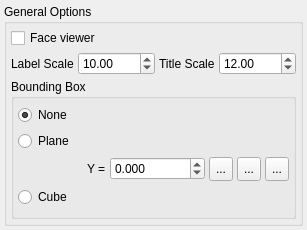
This is src/gui/view.ui in trisyoungs/uchroma as Qt 5 draws it before an edit. The edited form follows.
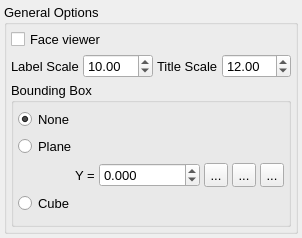
This is the edited form. Icons and pictures are not drawn.

Commit message: Set correct general font size for several subwindows, and renamed some Close buttons to Cancel. Partial addition of ReferenceSetupDialog.

Patch:
```diff
--- a/src/gui/view.ui
+++ b/src/gui/view.ui
@@ -6,8 +6,8 @@
    <rect>
     <x>0</x>
     <y>0</y>
-    <width>307</width>
-    <height>230</height>
+    <width>302</width>
+    <height>238</height>
    </rect>
   </property>
   <property name="sizePolicy">
@@ -16,6 +16,11 @@
     <verstretch>0</verstretch>
    </sizepolicy>
   </property>
+  <property name="font">
+   <font>
+    <pointsize>10</pointsize>
+   </font>
+  </property>
   <property name="windowTitle">
    <string>View</string>
   </property>
```
The commit also changes 25 other files.
